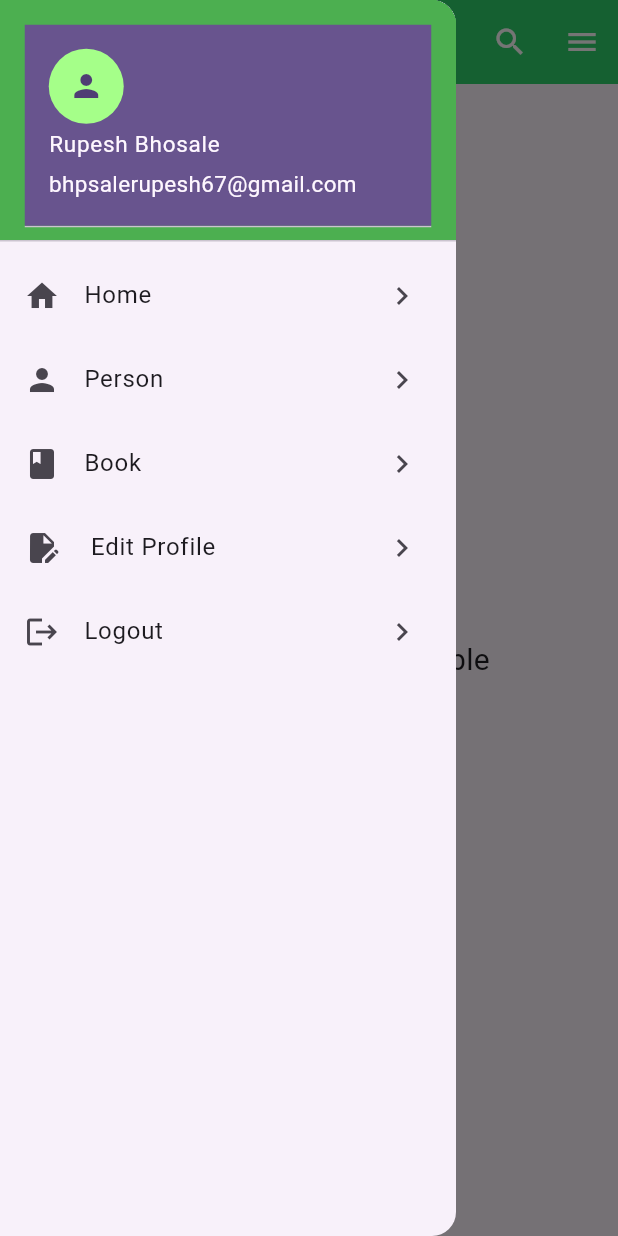
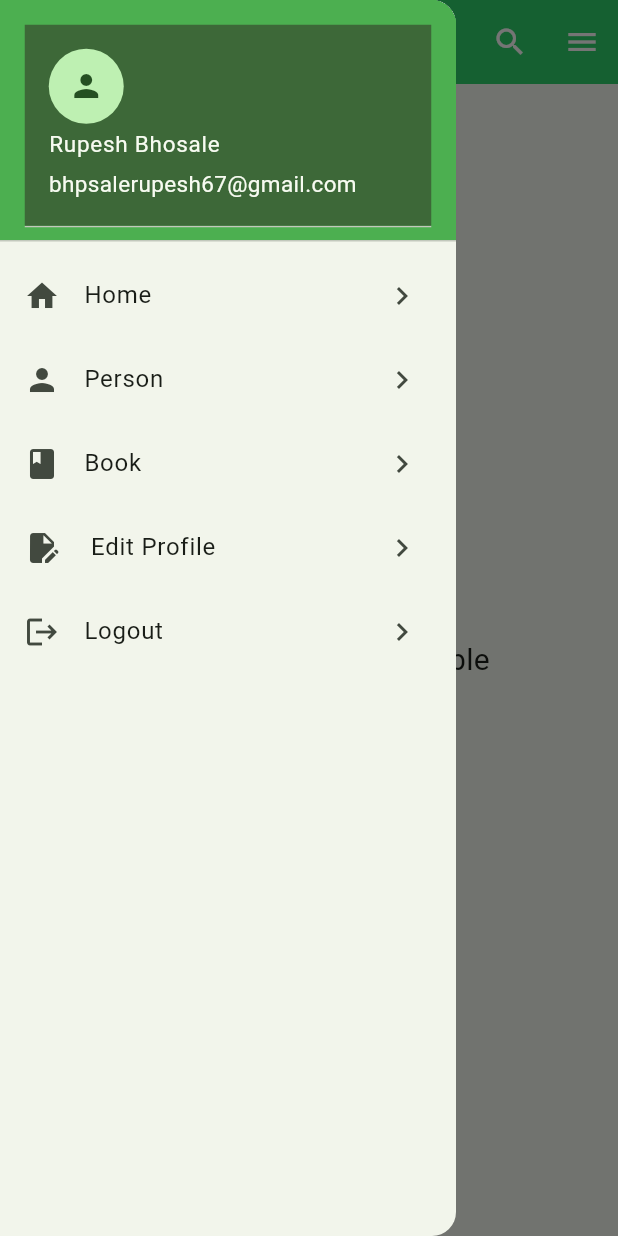
Before and after one commit to rupesh2004/FlutterDrawer, a Flutter app: the screen it shows after launch, with the side drawer open, on a phone screen of 412 x 824 dp. Run offline on Flutter 3.47's test engine with Material 3 defaults, Android fonts, the phone set to English and light mode, and no system bars.

Commit message:
31-01-2024

```diff
--- a/lib/main.dart
+++ b/lib/main.dart
@@ -14,7 +14,8 @@ class MyApp extends StatelessWidget {
       title: 'Flutter Demo',
       debugShowCheckedModeBanner: false,
       theme: ThemeData(
-        colorScheme: ColorScheme.fromSeed(seedColor: Colors.deepPurple),
+        colorScheme: ColorScheme.fromSeed(seedColor: Color.fromARGB(
+            255, 205, 245, 194)),
         useMaterial3: true,
       ),
       home: const MyHomePage(title: 'Flutter Demo Home Page'),
@@ -87,6 +88,7 @@ class _MyHomePageState extends State<MyHomePage> {
             const DrawerHeader(
               decoration: BoxDecoration(
                 color: Colors.green,
+
               ),
               child: UserAccountsDrawerHeader(
                 accountName: Text(
@@ -98,9 +100,10 @@ class _MyHomePageState extends State<MyHomePage> {
                   style: TextStyle(fontSize: 15),
                 ),
                 currentAccountPictureSize: Size.square(50),
+
                 margin: EdgeInsets.all(0.5),
+                // backgroundColor: Color.fromARGB(255, 165, 255, 137),
                 currentAccountPicture: CircleAvatar(
-                    backgroundColor: Color.fromARGB(255, 165, 255, 137),
                     child: Icon(Icons.person)),
               ),
             ),
```
